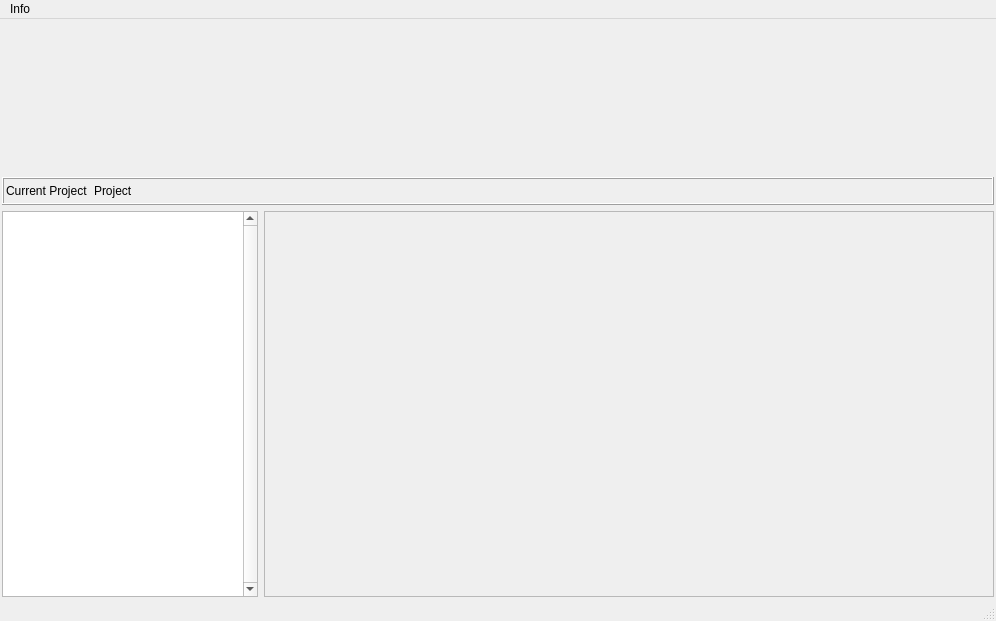
First picture: the form in examples/LicenseGenerator/ui/MainWindow.ui, repository KROIA/LicenseManager, before the edit.
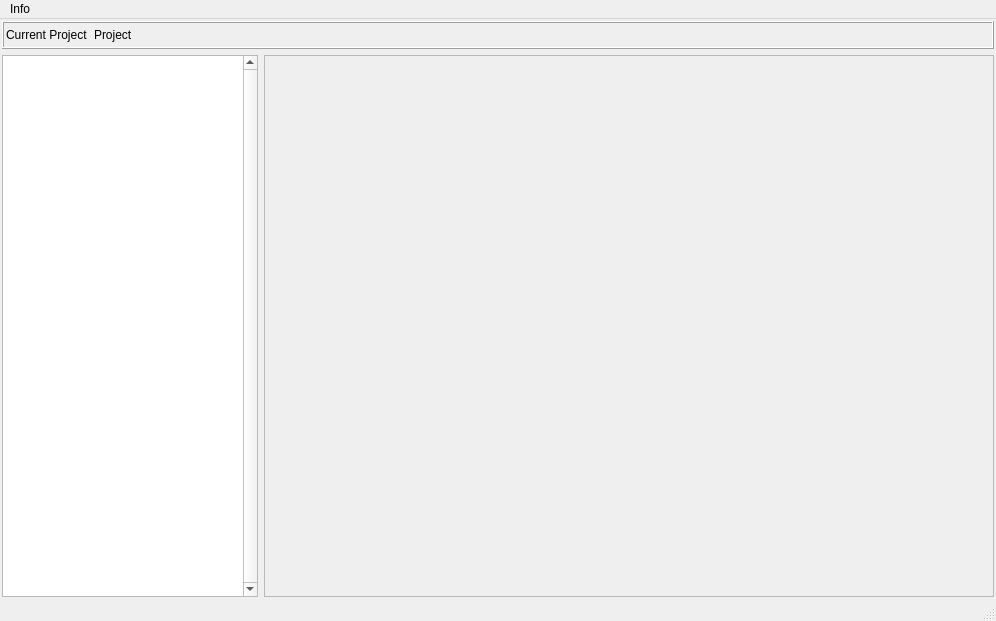
Second picture: the form after the edit.

```diff
--- a/examples/LicenseGenerator/ui/MainWindow.ui
+++ b/examples/LicenseGenerator/ui/MainWindow.ui
@@ -30,29 +30,6 @@
     <property name="bottomMargin">
      <number>2</number>
     </property>
-    <item>
-     <widget class="QWidget" name="ribbon_widget" native="true">
-      <property name="sizePolicy">
-       <sizepolicy hsizetype="Preferred" vsizetype="Expanding">
-        <horstretch>0</horstretch>
-        <verstretch>0</verstretch>
-       </sizepolicy>
-      </property>
-      <property name="minimumSize">
-       <size>
-        <width>0</width>
-        <height>10</height>
-       </size>
-      </property>
-      <property name="maximumSize">
-       <size>
-        <width>16777215</width>
-        <height>150</height>
-       </size>
-      </property>
-      <layout class="QVBoxLayout" name="verticalLayout_2"/>
-     </widget>
-    </item>
     <item>
      <widget class="QFrame" name="info_frame">
       <property name="frameShape">
```
